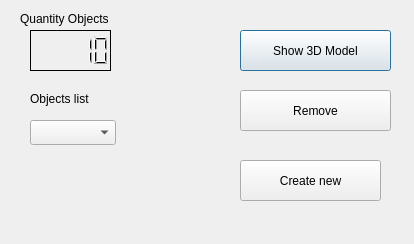
This is form_main.ui in TonyEastwood/Qt_3dMode_Storage as Qt 5 draws it before an edit. The edited form follows.
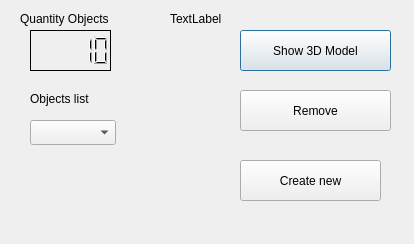
This is the edited form.

Commit message: Changed struct of database, was added name_object and display it on Main Form

```diff
--- a/form_main.ui
+++ b/form_main.ui
@@ -124,6 +124,19 @@
     <string>Create new</string>
    </property>
   </widget>
+  <widget class="QLabel" name="label_name_object">
+   <property name="geometry">
+    <rect>
+     <x>170</x>
+     <y>10</y>
+     <width>67</width>
+     <height>17</height>
+    </rect>
+   </property>
+   <property name="text">
+    <string>TextLabel</string>
+   </property>
+  </widget>
  </widget>
  <resources/>
  <connections/>
```
The commit also changes 4 other files.
